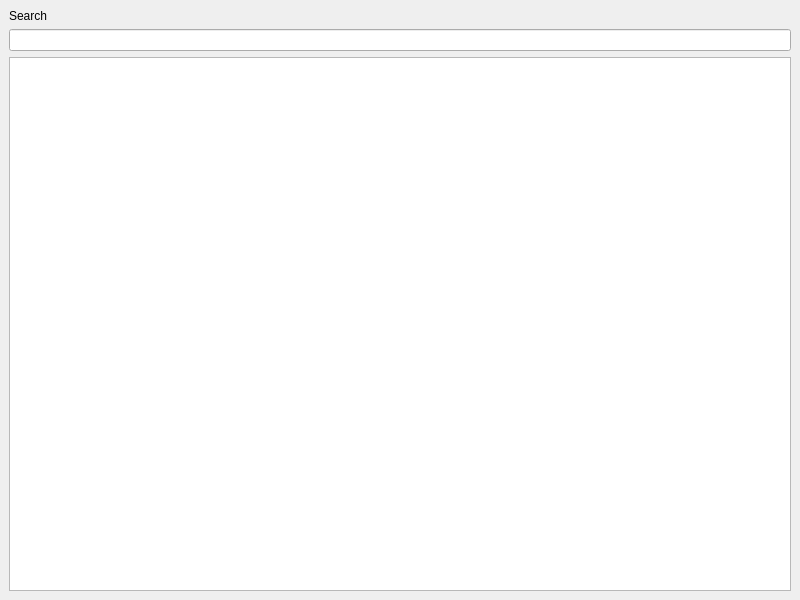
jgtim/itvitae-cpp-hotelrestaurantapplication, file hotel/roomswindow/roomswindow.ui: the form before one commit.
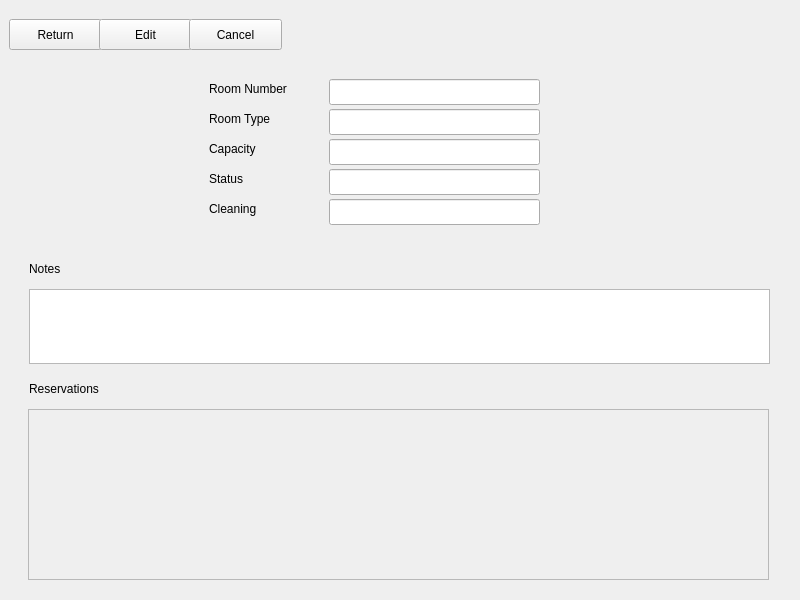
The form after the commit. The open tabs and pages were chosen to show the change.

Commit message: new tab added for individual room

Diff of the .ui file:
```diff
--- a/hotel/roomswindow/roomswindow.ui
+++ b/hotel/roomswindow/roomswindow.ui
@@ -16,18 +16,275 @@
   <widget class="QWidget" name="widget">
    <layout class="QVBoxLayout" name="verticalLayout">
     <item>
-     <widget class="QLabel" name="label">
-      <property name="text">
-       <string>Search</string>
+     <widget class="QStackedWidget" name="roomStack">
+      <property name="currentIndex">
+       <number>0</number>
       </property>
+      <widget class="QWidget" name="allRooms">
+       <widget class="QPushButton" name="seeRoomDetails">
+        <property name="geometry">
+         <rect>
+          <x>0</x>
+          <y>540</y>
+          <width>778</width>
+          <height>29</height>
+         </rect>
+        </property>
+        <property name="text">
+         <string>room details</string>
+        </property>
+       </widget>
+       <widget class="QLabel" name="label">
+        <property name="geometry">
+         <rect>
+          <x>10</x>
+          <y>6</y>
+          <width>778</width>
+          <height>20</height>
+         </rect>
+        </property>
+        <property name="text">
+         <string>Search</string>
+        </property>
+       </widget>
+       <widget class="QLineEdit" name="roomSearchLineEdit">
+        <property name="geometry">
+         <rect>
+          <x>0</x>
+          <y>30</y>
+          <width>778</width>
+          <height>26</height>
+         </rect>
+        </property>
+       </widget>
+       <widget class="QTableView" name="roomsTableView">
+        <property name="geometry">
+         <rect>
+          <x>0</x>
+          <y>70</y>
+          <width>778</width>
+          <height>461</height>
+         </rect>
+        </property>
+       </widget>
+      </widget>
+      <widget class="QWidget" name="roomDetails">
+       <widget class="QPushButton" name="pushButton">
+        <property name="geometry">
+         <rect>
+          <x>0</x>
+          <y>10</y>
+          <width>93</width>
+          <height>31</height>
+         </rect>
+        </property>
+        <property name="text">
+         <string>Return</string>
+        </property>
+       </widget>
+       <widget class="QPushButton" name="pushButton_2">
+        <property name="geometry">
+         <rect>
+          <x>90</x>
+          <y>10</y>
+          <width>93</width>
+          <height>31</height>
+         </rect>
+        </property>
+        <property name="text">
+         <string>Edit</string>
+        </property>
+       </widget>
+       <widget class="QPushButton" name="pushButton_3">
+        <property name="geometry">
+         <rect>
+          <x>180</x>
+          <y>10</y>
+          <width>93</width>
+          <height>31</height>
+         </rect>
+        </property>
+        <property name="text">
+         <string>Cancel</string>
+        </property>
+       </widget>
+       <widget class="QScrollArea" name="existingReservations">
+        <property name="geometry">
+         <rect>
+          <x>19</x>
+          <y>400</y>
+          <width>741</width>
+          <height>171</height>
+         </rect>
+        </property>
+        <property name="widgetResizable">
+         <bool>true</bool>
+        </property>
+        <widget class="QWidget" name="scrollAreaWidgetContents">
+         <property name="geometry">
+          <rect>
+           <x>0</x>
+           <y>0</y>
+           <width>739</width>
+           <height>169</height>
+          </rect>
+         </property>
+        </widget>
+       </widget>
+       <widget class="QLabel" name="label_2">
+        <property name="geometry">
+         <rect>
+          <x>20</x>
+          <y>370</y>
+          <width>151</width>
+          <height>20</height>
+         </rect>
+        </property>
+        <property name="text">
+         <string>Reservations</string>
+        </property>
+       </widget>
+       <widget class="QLabel" name="label_3">
+        <property name="geometry">
+         <rect>
+          <x>20</x>
+          <y>250</y>
+          <width>63</width>
+          <height>20</height>
+         </rect>
+        </property>
+        <property name="text">
+         <string>Notes</string>
+        </property>
+       </widget>
+       <widget class="QLabel" name="label_4">
+        <property name="geometry">
+         <rect>
+          <x>200</x>
+          <y>70</y>
+          <width>111</width>
+          <height>20</height>
+         </rect>
+        </property>
+        <property name="text">
+         <string>Room Number</string>
+        </property>
+       </widget>
+       <widget class="QLabel" name="label_5">
+        <property name="geometry">
+         <rect>
+          <x>200</x>
+          <y>100</y>
+          <width>111</width>
+          <height>20</height>
+         </rect>
+        </property>
+        <property name="text">
+         <string>Room Type</string>
+        </property>
+       </widget>
+       <widget class="QLabel" name="label_6">
+        <property name="geometry">
+         <rect>
+          <x>200</x>
+          <y>130</y>
+          <width>111</width>
+          <height>20</height>
+         </rect>
+        </property>
+        <property name="text">
+         <string>Capacity</string>
+        </property>
+       </widget>
+       <widget class="QLabel" name="label_7">
+        <property name="geometry">
+         <rect>
+          <x>200</x>
+          <y>160</y>
+          <width>111</width>
+          <height>20</height>
+         </rect>
+        </property>
+        <property name="text">
+         <string>Status</string>
+        </property>
+       </widget>
+       <widget class="QLabel" name="label_8">
+        <property name="geometry">
+         <rect>
+          <x>200</x>
+          <y>190</y>
+          <width>111</width>
+          <height>20</height>
+         </rect>
+        </property>
+        <property name="text">
+         <string>Cleaning</string>
+        </property>
+       </widget>
+       <widget class="QTextEdit" name="textEdit">
+        <property name="geometry">
+         <rect>
+          <x>20</x>
+          <y>280</y>
+          <width>741</width>
+          <height>75</height>
+         </rect>
+        </property>
+       </widget>
+       <widget class="QLineEdit" name="lineEdit_2">
+        <property name="geometry">
+         <rect>
+          <x>320</x>
+          <y>100</y>
+          <width>211</width>
+          <height>26</height>
+         </rect>
+        </property>
+       </widget>
+       <widget class="QLineEdit" name="lineEdit_3">
+        <property name="geometry">
+         <rect>
+          <x>320</x>
+          <y>130</y>
+          <width>211</width>
+          <height>26</height>
+         </rect>
+        </property>
+       </widget>
+       <widget class="QLineEdit" name="lineEdit_4">
+        <property name="geometry">
+         <rect>
+          <x>320</x>
+          <y>160</y>
+          <width>211</width>
+          <height>26</height>
+         </rect>
+        </property>
+       </widget>
+       <widget class="QLineEdit" name="lineEdit_5">
+        <property name="geometry">
+         <rect>
+          <x>320</x>
+          <y>190</y>
+          <width>211</width>
+          <height>26</height>
+         </rect>
+        </property>
+       </widget>
+       <widget class="QLineEdit" name="lineEdit">
+        <property name="geometry">
+         <rect>
+          <x>320</x>
+          <y>70</y>
+          <width>211</width>
+          <height>26</height>
+         </rect>
+        </property>
+       </widget>
+      </widget>
      </widget>
     </item>
-    <item>
-     <widget class="QLineEdit" name="roomSearchLineEdit"/>
-    </item>
-    <item>
-     <widget class="QTableView" name="roomsTableView"/>
-    </item>
    </layout>
   </widget>
  </widget>
```
The commit also changes 5 other files.
